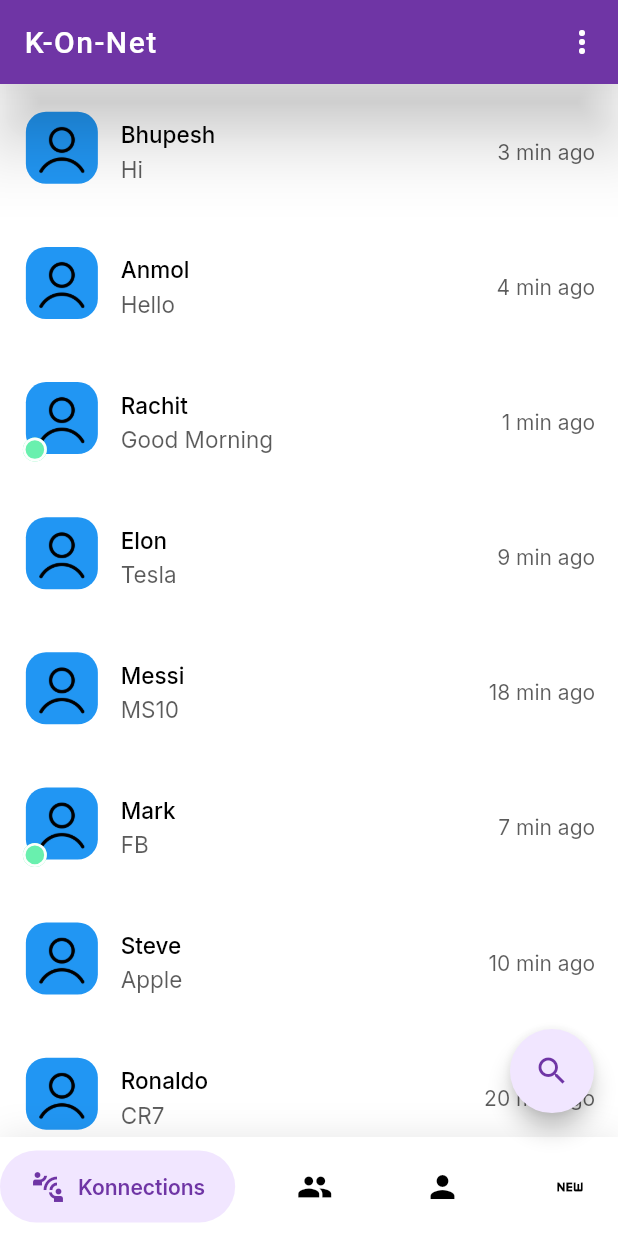
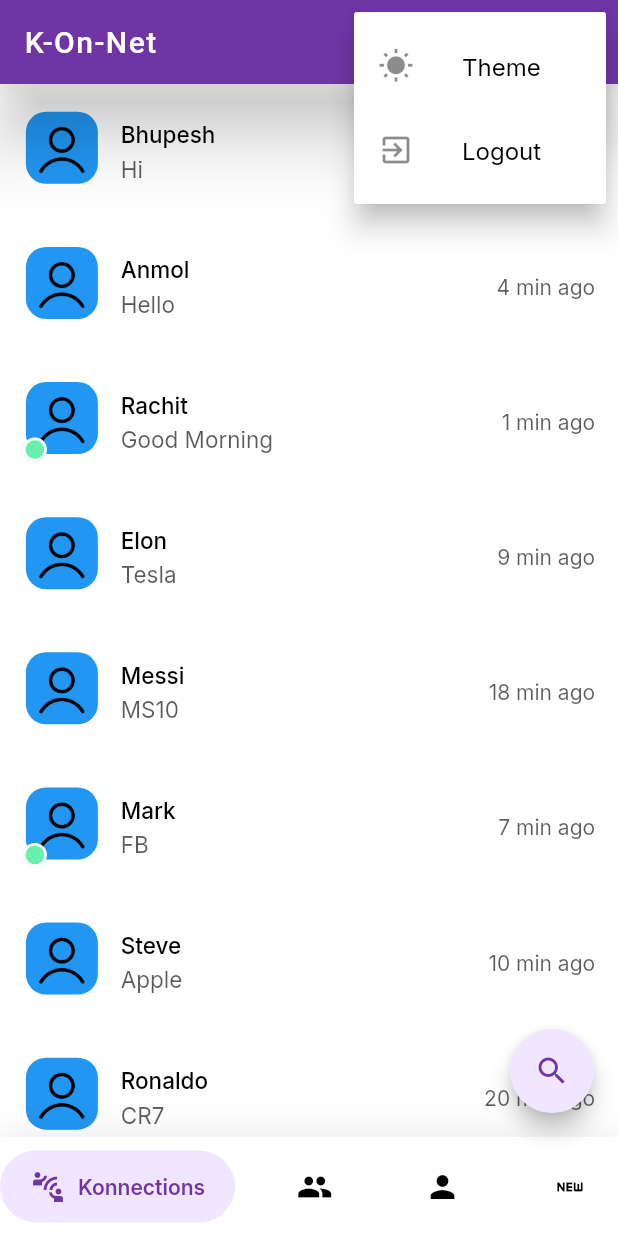
Before and after one commit to Bhupesh2001/k_on_net, a Flutter app: the ChatRoomMain screen opened by its route, after a tap on the "more vert" icon, on a phone screen of 412 x 824 dp. Run offline on Flutter 3.47's test engine with Material 2 defaults, Android fonts, the phone set to English and light mode, and no system bars; drawn by our look-alikes of google_nav_bar; our stand-ins replace animated_text_kit, cloud_firestore, firebase_auth, firebase_core, flutter_svg, fluttertoast and 2 more; missing offline and left inert: flutter_autolink_text; accounts and stored records are empty.

```diff
--- a/lib/Screens/chatRoom/chatRoomMain.dart
+++ b/lib/Screens/chatRoom/chatRoomMain.dart
@@ -4,6 +4,7 @@ import 'package:google_nav_bar/google_nav_bar.dart';
 import 'package:k_on_net/Screens/chatRoom/chatScreen.dart';
 import 'package:k_on_net/Screens/chatRoom/components/searchData.dart';
 import 'package:k_on_net/constants.dart';
+import 'components/popupMenu.dart';
 
 class ChatRoomMain extends StatefulWidget {
   static String id = 'chat_screen';
@@ -13,6 +14,7 @@ class ChatRoomMain extends StatefulWidget {
 
 class _ChatRoomMainState extends State<ChatRoomMain> {
   int _selectedIndex = 0;
+  xyz() async {}
 
   @override
   Widget build(BuildContext context) {
@@ -28,7 +30,7 @@ class _ChatRoomMainState extends State<ChatRoomMain> {
           'K-On-Net',
           style: TextStyle(letterSpacing: 1, color: Colors.white),
         ),
-        actions: [IconButton(icon: Icon(Icons.more_vert), onPressed: () {})],
+        actions: [PopupMenu()],
       ),
       body: ChatScreen(),
       floatingActionButton: FloatingActionButton(
--- /dev/null
+++ b/lib/Screens/chatRoom/components/popupMenu.dart
@@ -0,0 +1,42 @@
+import 'package:firebase_auth/firebase_auth.dart';
+import 'package:flutter/material.dart';
+import 'package:k_on_net/Screens/Welcome/welcome_screen.dart';
+import 'package:shared_preferences/shared_preferences.dart';
+
+enum MenuOption { Theme, Logout }
+
+class PopupMenu extends StatelessWidget {
+  @override
+  Widget build(BuildContext context) {
+    void _signOut() async {
+      SharedPreferences preferences = await SharedPreferences.getInstance();
+      preferences.setBool('isLoggedIn', false);
+      await FirebaseAuth.instance.signOut();
+      Navigator.pushNamedAndRemoveUntil(
+          context, WelcomeScreen.id, (route) => false);
+    }
+
+    return PopupMenuButton(itemBuilder: (BuildContext context) {
+      return <PopupMenuEntry<MenuOption>>[
+        PopupMenuItem(
+          child: ListTile(
+            leading: Icon(
+              Theme.of(context) == ThemeData.dark()
+                  ? Icons.nightlight_round
+                  : Icons.wb_sunny,
+            ),
+            title: Text('Theme'),
+            onTap: () {},
+          ),
+        ),
+        PopupMenuItem(
+          child: ListTile(
+            leading: Icon(Icons.exit_to_app),
+            title: Text('Logout'),
+            onTap: _signOut,
+          ),
+        )
+      ];
+    });
+  }
+}
--- a/lib/Screens/chatRoom/components/searchData.dart
+++ b/lib/Screens/chatRoom/components/searchData.dart
@@ -1,5 +1,4 @@
 import 'package:flutter/material.dart';
-import 'package:fluttertoast/fluttertoast.dart';
 import 'package:k_on_net/Screens/chatRoom/chatRoomMain.dart';
 import 'package:k_on_net/Screens/components/profileImage.dart';
 import 'package:k_on_net/Screens/messaging/messageScreen.dart';
--- a/lib/Screens/messaging/components/types_of_messages/audioMessage.dart
+++ b/lib/Screens/messaging/components/types_of_messages/audioMessage.dart
@@ -86,7 +86,6 @@ class _AudioMessageState extends State<AudioMessage> {
   @override
   Widget build(BuildContext context) {
     Size size = MediaQuery.of(context).size;
-    double _dotPos = 0;
     bool played = false;
     return Container(
       // height: 35,
--- a/pubspec.yaml
+++ b/pubspec.yaml
@@ -37,6 +37,7 @@ dependencies:
   google_fonts: ^2.0.0
   flutter_autolink_text: ^1.0.0+1
   firebase_core: ^1.0.3
+  shared_preferences: ^2.0.5
   pinput: ^1.2.0
 
 dev_dependencies:
```
Also changed, not shown: lib/Screens/signUp/register_screen.dart (+9 -1 lines), lib/Screens/signUp/userDetailScreen.dart (+11 -3 lines), lib/main.dart (+12 -3 lines), pubspec.lock.
